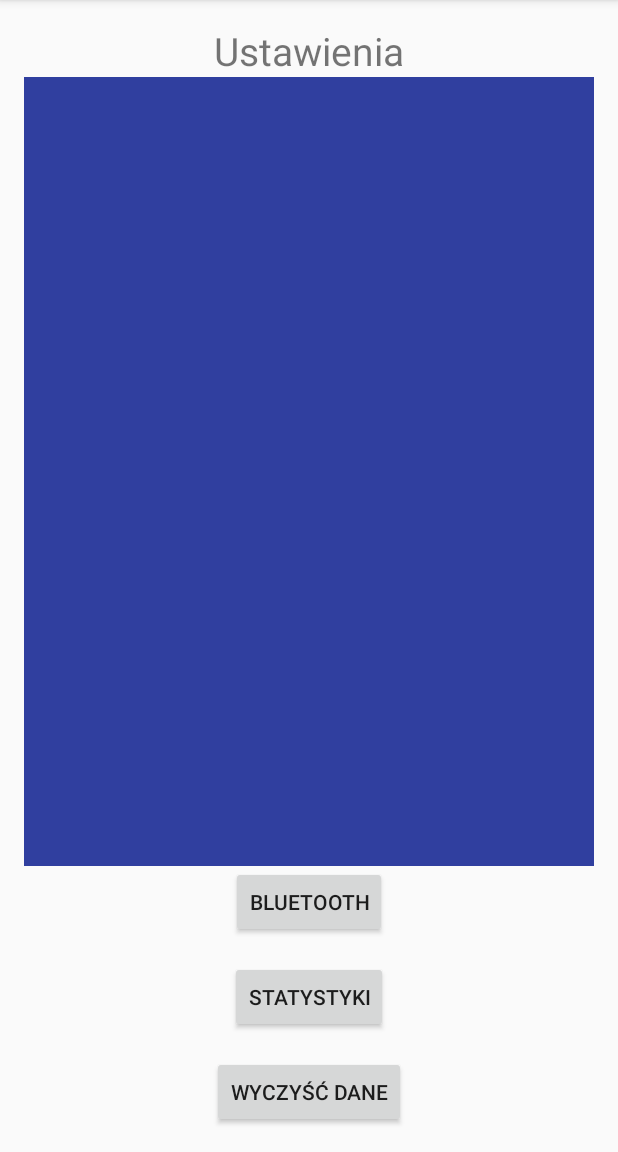
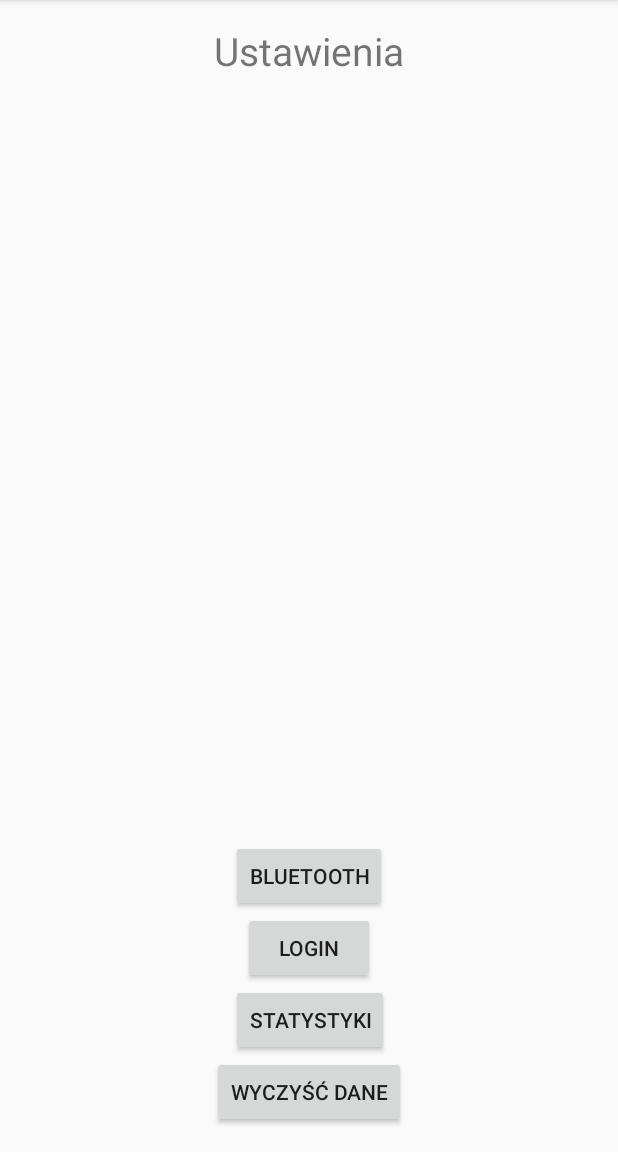
Before and after one commit to newton330/Korsarze, an Android app: the SettingsActivity screen opened directly, with no data from a screen before it, on a phone screen of 412 x 824 dp, the part 84-1236 px from its top. Run offline under Robolectric (Android 15) with nearby library versions, the phone set to English and light mode, and no system bars.

Commit message:
add missing files

```diff
--- a/app/src/main/java/com/example/newto/korsarze/SettingsActivity.java
+++ b/app/src/main/java/com/example/newto/korsarze/SettingsActivity.java
@@ -30,4 +30,10 @@ public class SettingsActivity extends AppCompatActivity {
     }
 
 
+    public void OnClickLogin(View view) {
+
+        Intent intent = new Intent(this,LoginActivity.class);
+        startActivity(intent);
+
+    }
 }
--- a/app/src/main/res/layout/activity_settings.xml
+++ b/app/src/main/res/layout/activity_settings.xml
@@ -26,9 +26,10 @@
         android:text="Bluetooth"
         android:onClick="OnClickBluetooth"
 
-        android:layout_marginBottom="15dp"
-        android:layout_above="@+id/statsButton"
-        android:layout_centerHorizontal="true" />
+        android:layout_above="@+id/loginButton"
+
+        android:layout_centerHorizontal="true"
+      />
 
     <Button
         android:layout_width="wrap_content"
@@ -38,27 +39,33 @@
         android:text="Statystyki"
 
 
-        android:layout_marginBottom="15dp"
         android:layout_above="@+id/dataResetButton"
-        android:layout_centerHorizontal="true"/>
+        android:layout_alignLeft="@+id/bluetoothButton"
+        android:layout_alignStart="@+id/bluetoothButton" />
     <Button
         android:layout_width="wrap_content"
         android:layout_height="wrap_content"
         android:id="@+id/dataResetButton"
         android:text="Wyczyść dane"
-
         android:layout_alignParentBottom="true"
         android:onClick="onClickDataReset"
         android:layout_centerHorizontal="true"/>
 
-    <ImageView
-        android:layout_width="fill_parent"
-        android:layout_height="match_parent"
-        android:id="@+id/settingsImage"
-        android:layout_centerHorizontal="true"
-        android:layout_above="@+id/bluetoothButton"
-        android:layout_below="@+id/settingsTitle"
-        android:background="#303F9F" />
-
+    <!--<ImageView-->
+        <!--android:layout_width="match_parent"-->
+        <!--android:layout_height="match_parent"-->
+        <!--android:id="@+id/settingsImage"-->
+        <!--android:layout_centerHorizontal="false"-->
+        <!--android:layout_above="@+id/bluetoothButton"-->
+        <!--android:layout_below="@+id/settingsTitle"-->
+        <!--android:background="#303F9F" />-->
+<Button
+    android:layout_width="wrap_content"
+    android:layout_height="wrap_content"
+    android:text="Login"
+    android:id="@+id/loginButton"
+    android:layout_above="@+id/statsButton"
+    android:layout_centerHorizontal="true"
+    android:onClick="OnClickLogin"/>
 
 </RelativeLayout>
```
Also changed, not shown: app/src/main/AndroidManifest.xml (+5 -3 lines), app/src/main/java/com/example/newto/korsarze/LoginActivity.java (added, +50 -0 lines), app/src/main/java/com/example/newto/korsarze/MainActivity.java (+8 -0 lines), app/src/main/res/layout/activity_login.xml (added, +34 -0 lines), app/src/main/res/layout/activity_main.xml (+16 -8 lines).
